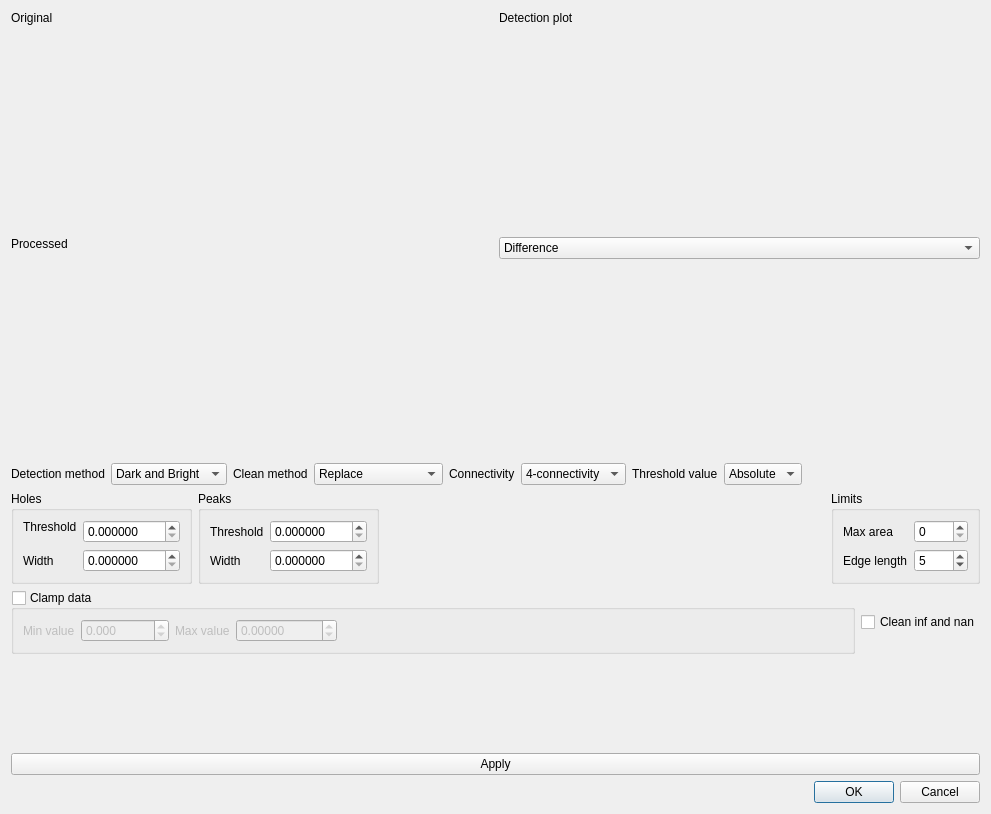
Above: frameworks/tomography/Preprocessing/StdPreprocModulesGUI/src/morphspotcleandlg.ui from neutronimaging/imagingsuite before the change. Below: the same form after it.
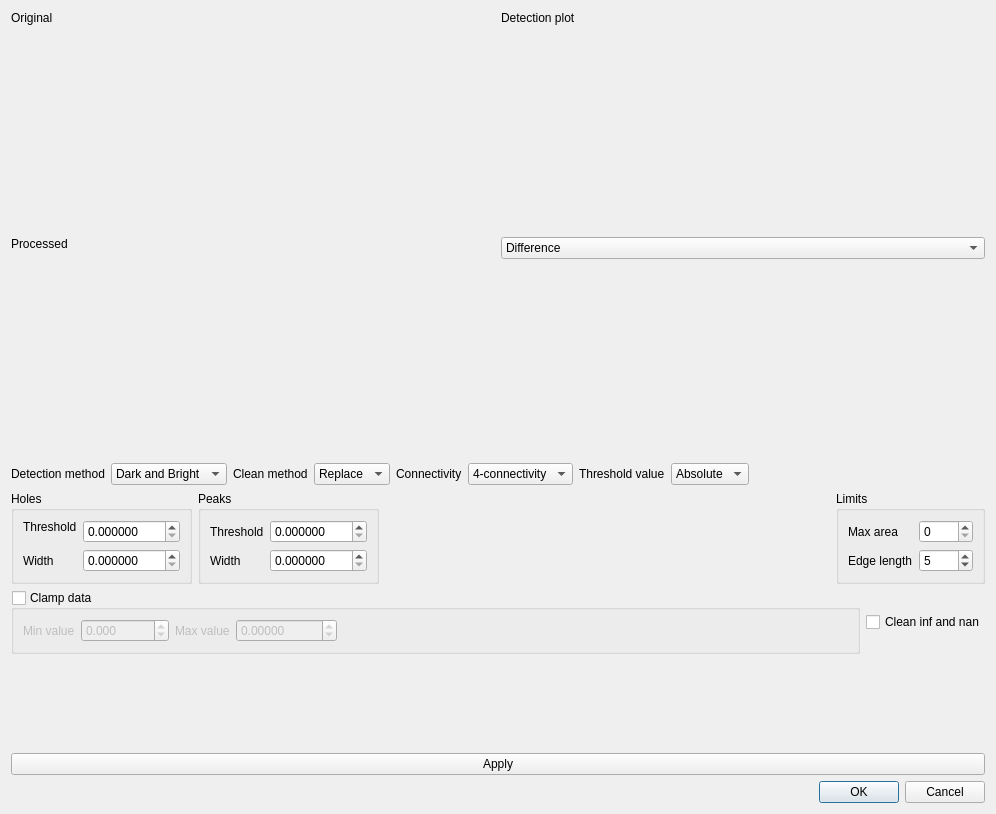
That is the form after the change. Custom widgets are drawn as their Qt base class.

Commit message: Added fill algorithm for the spot replacement. Seems to work and perform better than replace.

Diff of the .ui file:
```diff
--- a/frameworks/tomography/Preprocessing/StdPreprocModulesGUI/src/morphspotcleandlg.ui
+++ b/frameworks/tomography/Preprocessing/StdPreprocModulesGUI/src/morphspotcleandlg.ui
@@ -6,7 +6,7 @@
    <rect>
     <x>0</x>
     <y>0</y>
-    <width>991</width>
+    <width>996</width>
     <height>814</height>
    </rect>
   </property>
@@ -217,7 +217,7 @@
          </item>
          <item>
           <property name="text">
-           <string>Fill (Experimental)</string>
+           <string>Fill</string>
           </property>
          </item>
         </widget>
```
The commit also changes 1 other file.
